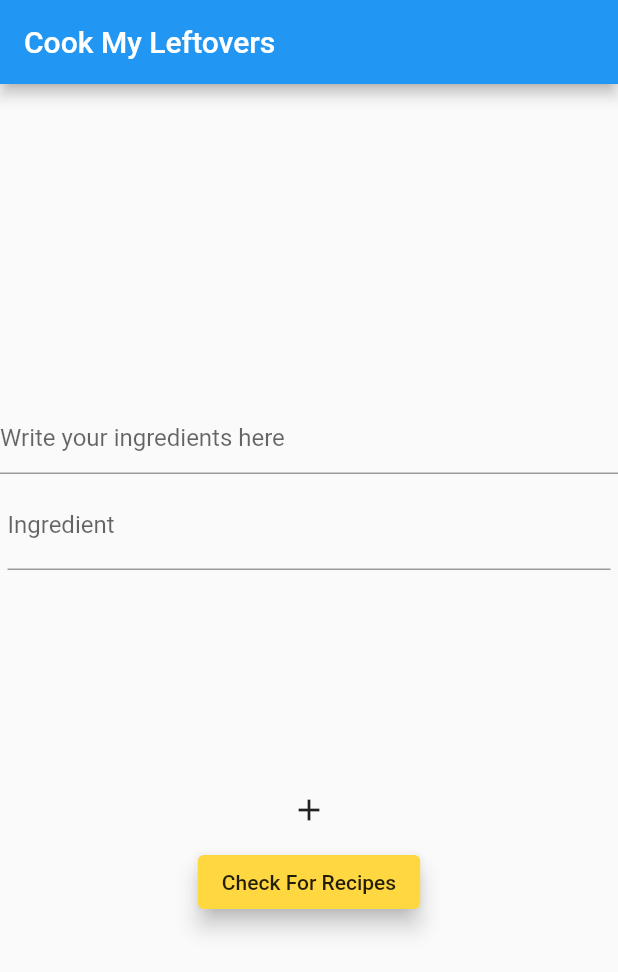
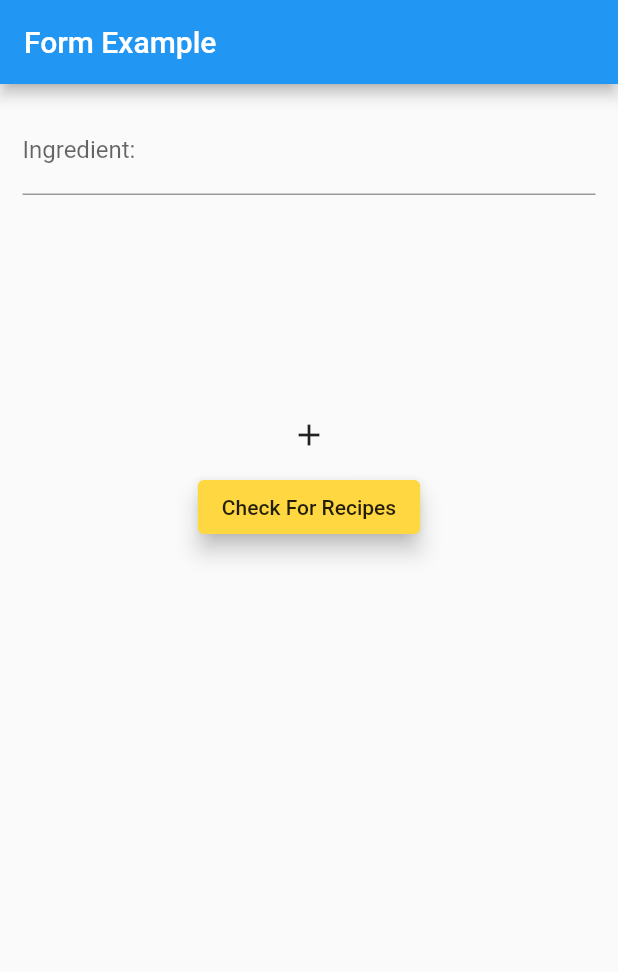
Before and after one commit to Joao-Maria-Janeiro/Cook-My-Leftovers, a Flutter app: the screen it shows after launch, on a phone screen of 412 x 824 dp. Shown: the top 972 px of the screen. Run offline on Flutter 3.47's test engine with Material 2 defaults, Android fonts, the phone set to English and light mode, and no system bars.

Commit message:
Now users don't need to click enter so save the ingredients

```diff
--- a/lib/main.dart
+++ b/lib/main.dart
@@ -1,5 +1,9 @@
 import 'package:flutter/material.dart';
 import './pages/get_recipes.dart';
+
+String result = "";
+int _count = 1;
+
 
 void main() => runApp(MyApp());
 
@@ -27,34 +31,24 @@ class MyHomePage extends StatefulWidget {
 }
 
 class _MyHomePageState extends State<MyHomePage> {
-  int _count = 1;
 
-  String result = "";
+
+  final formKey = GlobalKey<FormState>();
+  final mainKey = GlobalKey<ScaffoldState>();
 
   @override
   Widget build(BuildContext context) {
     List<Widget> _ingredients = new List.generate(_count, (int i) => new IngredientColumn());
 
     return Scaffold(
-      appBar: AppBar(
-        title: Text(widget.title),
-      ),
-      body: new Container(
-        child: new Center(
-          child: new Column(
-            mainAxisAlignment: MainAxisAlignment.center,
+      key: mainKey,
+      appBar: AppBar(title: Text("Form Example")),
+      body: Padding(
+          padding: EdgeInsets.all(10.0),
+          child:  Form(
+            key: formKey,
+            child: Column(
               children: <Widget>[
-              new TextField(
-                decoration: new InputDecoration(
-                    hintText: "Write your ingredients here"
-                ),
-                onSubmitted: (String str){
-                  setState(() {
-                    result = result + str;
-                    Navigator.of(context).push(new MaterialPageRoute(builder: (BuildContext context) => new RecipesStage(ingredients: result)));
-                  });
-                },
-              ),
                 new Container(
                   height: 200.0,
                   child: new ListView(
@@ -67,18 +61,41 @@ class _MyHomePageState extends State<MyHomePage> {
                   child: new Icon(Icons.add),
                 ),
                 RaisedButton(
+                  onPressed: onPressed,
                   color: Colors.amberAccent,
                   shape: new RoundedRectangleBorder(borderRadius: new BorderRadius.circular(4.0)),
                   elevation: 6.0,
-                onPressed: () => Navigator.of(context).push(new MaterialPageRoute(builder: (BuildContext context) => new RecipesStage(ingredients: "flour,sugar,apple"))),
                   child: new Text("Check For Recipes"),
                 ),
               ],
             ),
+          )
         ),
-      ), // This trailing comma makes auto-formatting nicer for build methods.
     );
   }
+
+  void onPressed() {
+    var form = formKey.currentState;
+
+    if (form.validate()) {
+      form.save();
+      setState(() {
+      });
+
+      var snackbar = SnackBar(
+        content:
+        Text('Ingredients: $result'),
+        duration: Duration(milliseconds: 5000),
+      );
+
+      mainKey.currentState.showSnackBar(snackbar);
+
+      Navigator.of(context).push(new MaterialPageRoute(builder: (BuildContext context) => new RecipesStage(ingredients: "flour,sugar,apple")));
+
+    }
+  }
+
+
 
   void _addNewIngredientColumn() {
     setState(() {
@@ -93,22 +110,23 @@ class IngredientColumn extends StatefulWidget {
 }
 
 class _IngredientColumn extends State<IngredientColumn> {
+
+
   @override
   Widget build(BuildContext context) {
     return new Container(
         width: 170.0,
         padding: new EdgeInsets.all(5.0),
         child: new Column(children: <Widget>[
-          new TextField(
-            decoration: new InputDecoration(
-              labelText: 'Ingredient',
+          TextFormField(
+            autocorrect: false,
+            decoration: InputDecoration(
+              labelText: "Ingredient:",
             ),
-            onSubmitted: (String str){
-              setState(() {
-                //result = result + str;
-              });
-            },
+            onSaved: (str) => _count == 1 ? result = str : result += "," + str,
           ),
         ]));
   }
+
+
 }
--- a/lib/pages/get_recipes.dart
+++ b/lib/pages/get_recipes.dart
@@ -25,6 +25,7 @@ class RecipesStageState extends State<RecipesStage> {
     setState(() {
       var resBody = json.decode(res.body);
       data = resBody;
+      print(data);
       filterData();
     });
 
```
Lines whose indentation alone changed are shown as unchanged.
